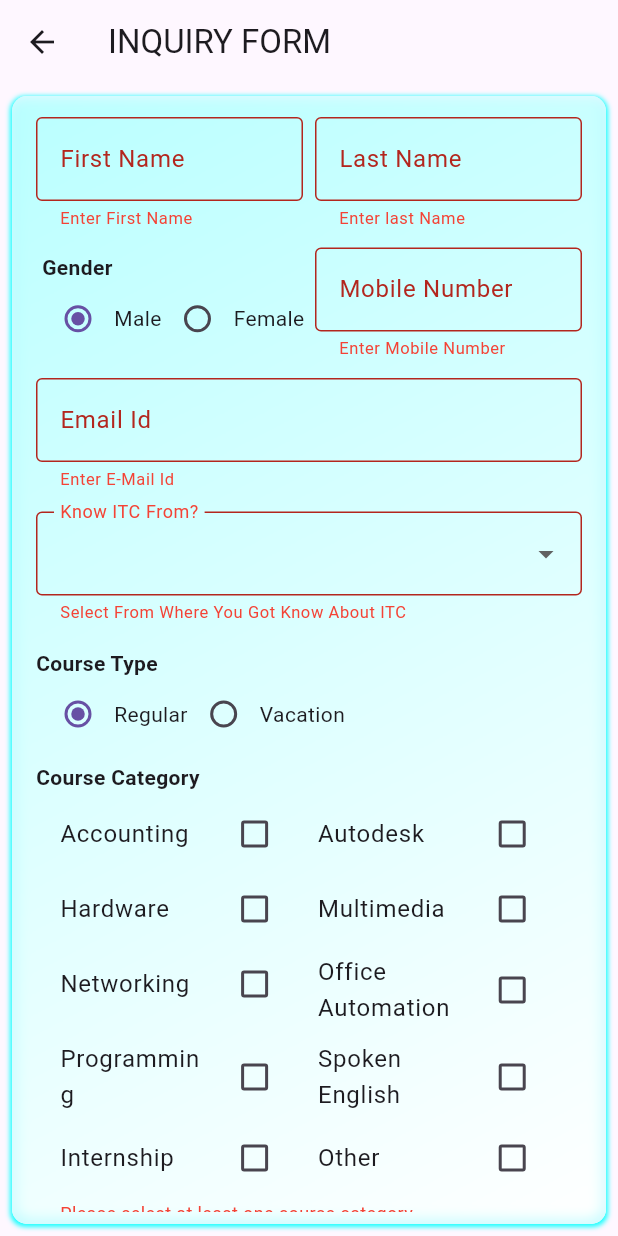
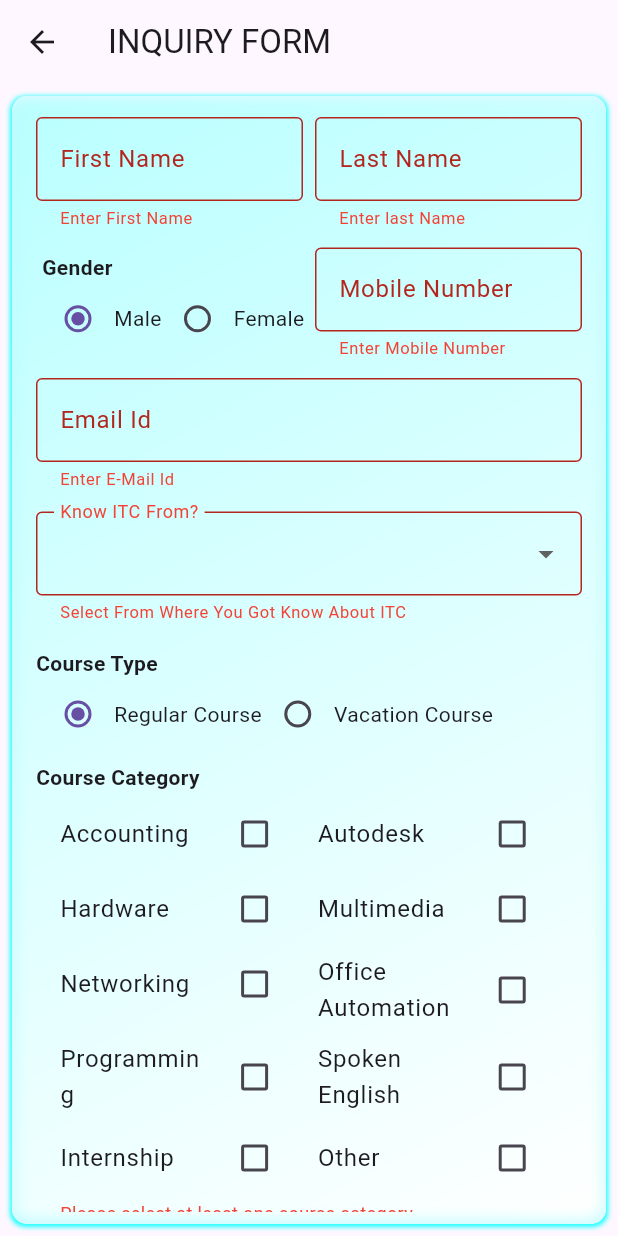
Before and after one commit to rathod009/ITC_APP, a Flutter app: the GuestInquiryForm screen opened by its route, after a tap on "SUBMIT", on a phone screen of 412 x 824 dp. Run offline on Flutter 3.47's test engine with Material 3 defaults, Android fonts, the phone set to English and light mode, and no system bars; our stand-ins replace equatable, flutter_dotenv, fpdart, get, get_it, logger and 1 more; accounts and stored records are empty.

Commit message:
Initial commit

```diff
--- a/lib/src/features/authentication/views/guest_inquiry_form.dart
+++ b/lib/src/features/authentication/views/guest_inquiry_form.dart
@@ -24,7 +24,7 @@ class _GuestInquiryFormState extends State<GuestInquiryForm> {
   String knowITCFrom = '';
   String inquiryDate = '';
   String inquiryTime = '';
-  List<String> interestedCoursesCategory = [];
+  List<String> coursesCategory = [];
 
   static const List<String> knowITCSources = [
     'Advertisement',
@@ -78,7 +78,7 @@ static const List<String> vacationCourseCategories = [
 
   Future<void> _submitForm() async {
   bool formIsValid = _formKey.currentState!.validate();
-  bool courseCategoryIsValid = validateCourseCategory(interestedCoursesCategory) == null;
+  bool courseCategoryIsValid = validateCourseCategory(coursesCategory) == null;
 
   // if (formIsValid && courseCategoryIsValid) {
   //   inquiryDate = DateFormat('yyyy-MM-dd HH:mm:ss').format(DateTime.now());
@@ -87,7 +87,7 @@ static const List<String> vacationCourseCategories = [
     // Use ISO 8601 format for date and time separately
     DateTime now = DateTime.now();
     inquiryDate = DateFormat('yyyy-MM-dd').format(now);
-    inquiryTime = DateFormat('HH:mm:ss').format(now);
+    inquiryTime = DateFormat('HH:mm').format(now);
 
     // Or, if needed, try SQL Server specific format
     // inquiryDate = DateFormat('yyyy-MM-ddTHH:mm:ss.SSSZ').format(DateTime.now().toUtc());
@@ -108,7 +108,7 @@ static const List<String> vacationCourseCategories = [
           'knowITCFrom': knowITCFrom,
           'inquiryDate': inquiryDate,
           'inquiryTime': inquiryTime,
-          'interestedCoursesCategory': interestedCoursesCategory,
+          'CoursesCategory': coursesCategory,
         }),
       );
 
@@ -120,7 +120,7 @@ static const List<String> vacationCourseCategories = [
 
           if (decodedResponse['status'] == 'success') {
             _formKey.currentState!.reset();
-            interestedCoursesCategory = [];
+            coursesCategory = [];
             if (localContext.mounted) {
               ScaffoldMessenger.of(localContext).showSnackBar(
                 const SnackBar(content: Text('Inquiry Submitted Successfully!')),
@@ -168,17 +168,17 @@ static const List<String> vacationCourseCategories = [
 //   }
 
 // State variables and functions
-String courseType = 'regular'; // Default course type
+String courseType = 'regular course'; // Default course type
 List<String> displayedCourses = allCourseCategories; // Initial courses
 String? formError;
 
 void fetchCourses(String type) {
   setState(() {
-    interestedCoursesCategory.clear(); //Clear previously selected courses.
-    if (type == 'regular') {
+    coursesCategory.clear(); //Clear previously selected courses.
+    if (type == 'regular course') {
       displayedCourses = allCourseCategories; // Load regular courses
       // In real scenario, you'd fetch regular courses from a service.
-    } else if (type == 'vacation') {
+    } else if (type == 'vacation course') {
       displayedCourses = vacationCourseCategories; // Load vacation courses
       // In real scenario, you'd fetch vacation courses from a service.
     }
@@ -326,7 +326,7 @@ String? validateCourseCategory(List<String>? value) {
                             Padding(
                               padding: const EdgeInsets.fromLTRB(4, 0, 0, 0),
                               child: Radio<String>(
-                                value: 'regular',
+                                value: 'regular course',
                                 groupValue: courseType,
                                 onChanged: (value) {
                                   if (value != null) {
@@ -338,9 +338,9 @@ String? validateCourseCategory(List<String>? value) {
                                 },
                               ),
                             ),
-                            const Text('Regular'),
+                            const Text('Regular Course'),
                             Radio<String>(
-                              value: 'vacation',
+                              value: 'vacation course',
                               groupValue: courseType,
                               onChanged: (value) {
                                 if (value != null) {
@@ -351,7 +351,7 @@ String? validateCourseCategory(List<String>? value) {
                                 }
                               },
                             ),
-                            const Text('Vacation'),
+                            const Text('Vacation Course'),
                           ],
                         ),
                         const SizedBox(height: 8),
@@ -365,14 +365,14 @@ String? validateCourseCategory(List<String>? value) {
                               width: MediaQuery.of(context).size.width / 2.16 - 1,
                               child: CheckboxListTile(
                                 title: Text(course),
-                                value: interestedCoursesCategory.contains(course),
+                                value: coursesCategory.contains(course),
                                 onChanged: (value) {
                                   if (value != null) {
                                     setState(() {
                                       if (value) {
-                                        interestedCoursesCategory.add(course);
+                                        coursesCategory.add(course);
                                         } else {
-                                          interestedCoursesCategory.remove(course);
+                                          coursesCategory.remove(course);
                                         }
                                       });
                                     }
```
Also changed, not shown: 1 other file.
